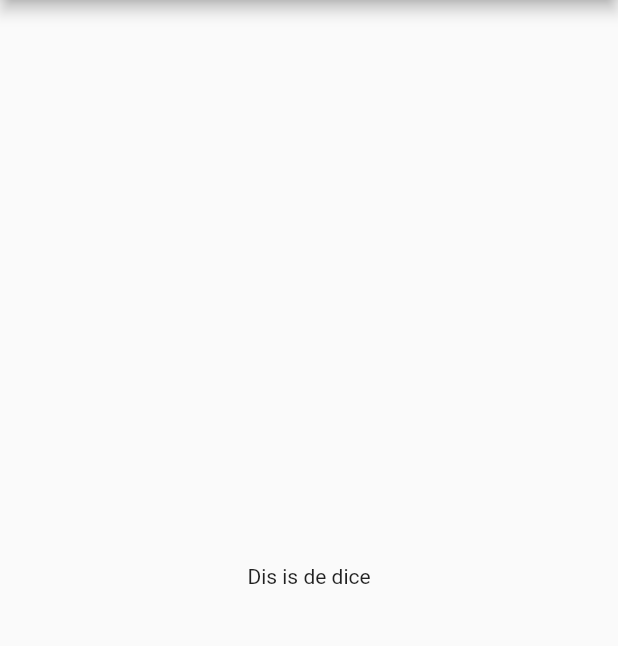
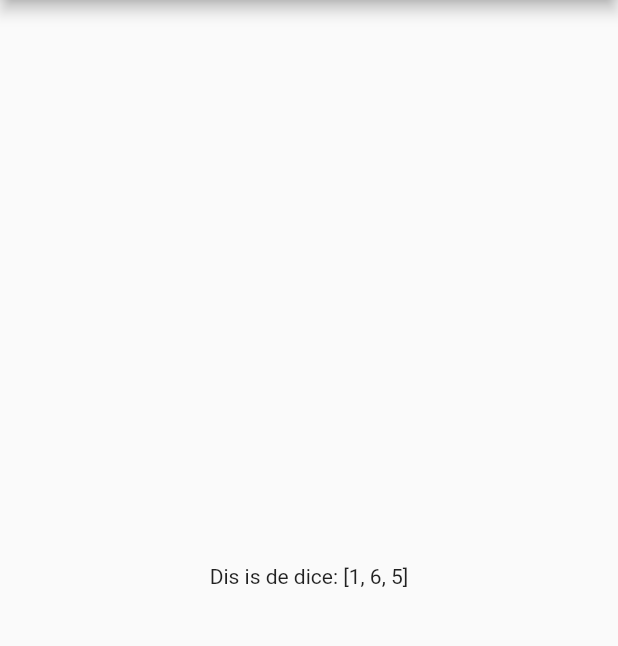
Before and after one commit to balintsera/figurx, a Flutter app: the screen it shows after launch, on a phone screen of 412 x 824 dp, the part 84-730 px from its top. Run offline on Flutter 3.47's test engine with Material 2 defaults, Android fonts, the phone set to English and light mode, and no system bars.

Commit message:
dice view and service basics

```diff
--- /dev/null
+++ b/lib/service/dice_service.dart
@@ -0,0 +1,13 @@
+class DiceService {
+  var members = new List<int>();
+
+  DiceService(List<int> numbers) {
+    members.add(numbers[0]);
+    members.add(numbers[1]);
+    members.add(numbers[2]);
+  }
+
+  List<int> throwDice() {
+    return members;
+  }
+}
--- a/lib/view/dice.dart
+++ b/lib/view/dice.dart
@@ -1,11 +1,14 @@
 import 'package:flutter/material.dart';
-
+import '../service/dice_service.dart';
 
 class Dice extends StatelessWidget {
   @override
   Widget build(BuildContext context) {
-    return  new Center(
-          child: new Text('Dis is de dice'),
-        );
+    var numbers = new List<int>();
+    numbers.addAll([1, 6, 5]);
+    var diceService = new DiceService(numbers);
+    return new Center(
+      child: new Text('Dis is de dice: ' + diceService.throwDice().toString()),
+    );
   }
 }
```
